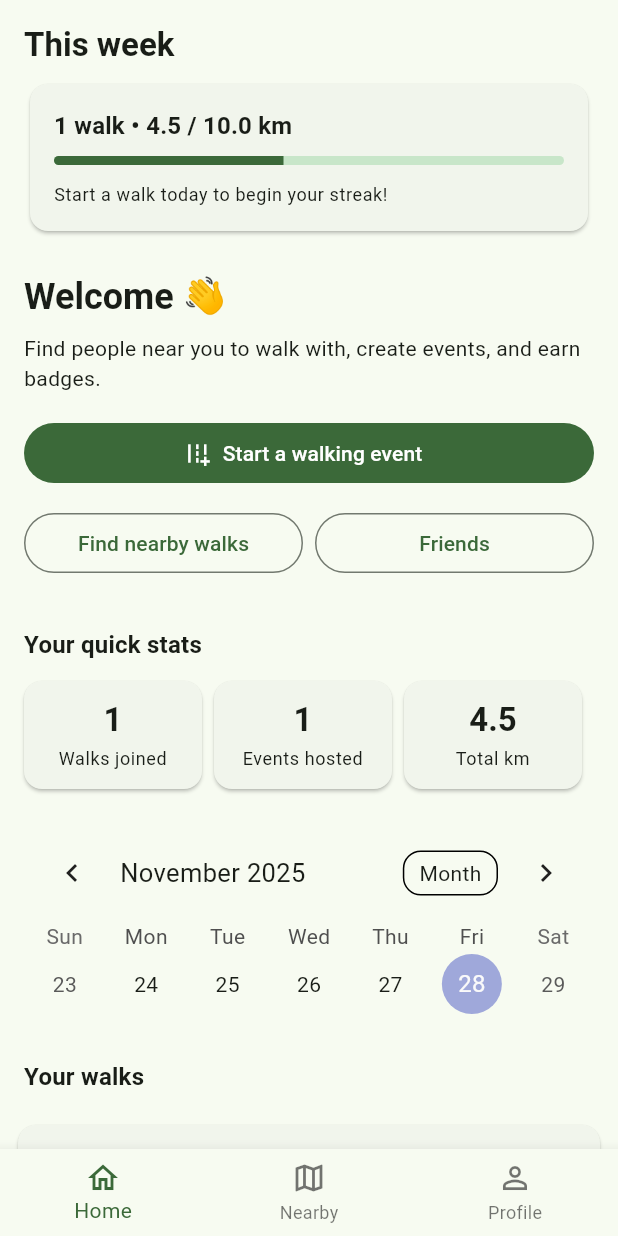
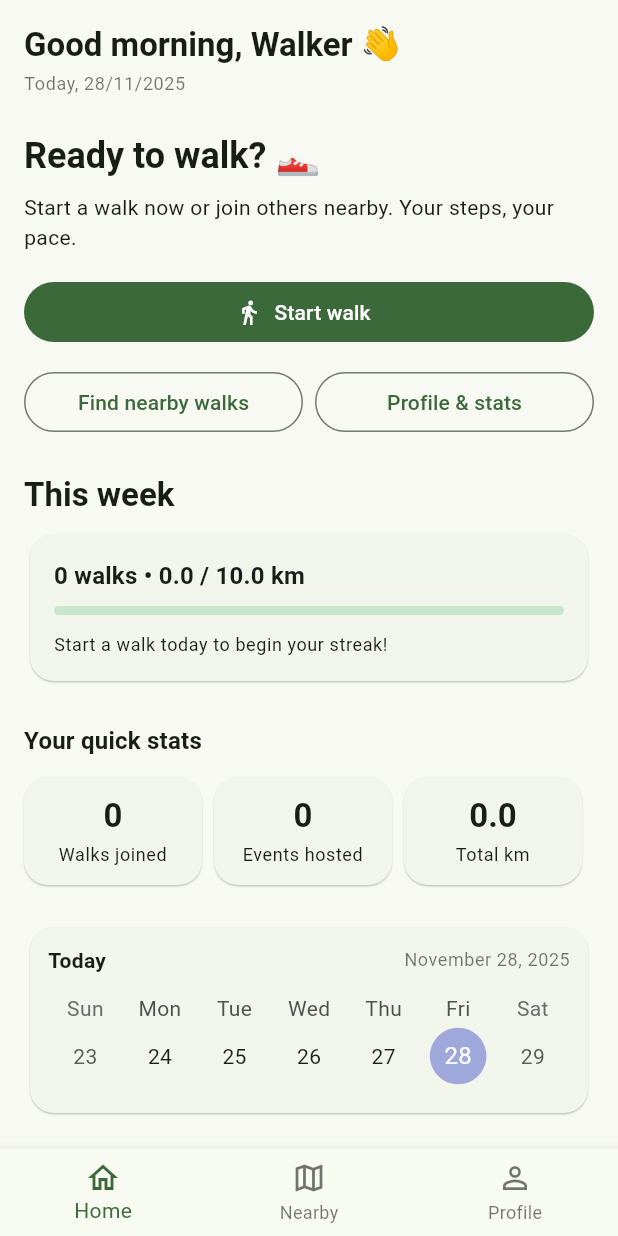
Before and after one commit to Ossi901990/Yalla-nemshi, a Flutter app: the screen it shows after launch, on a phone screen of 412 x 824 dp. Run offline on Flutter 3.47's test engine with Material 3 defaults, Android fonts, the phone set to English and light mode, and no system bars; drawn by our look-alikes of table_calendar; our stand-ins replace flutter_local_notifications, google_maps_flutter, image_picker, shared_preferences, timezone; accounts and stored records are empty.

Commit message:
redesign home screen UX

```diff
--- a/lib/screens/home_screen.dart
+++ b/lib/screens/home_screen.dart
@@ -21,30 +21,17 @@ class _HomeScreenState extends State<HomeScreen> {
   int _currentTab = 0;
 
   /// All events (hosted by user + nearby).
-  final List<WalkEvent> _events = [
-    // Example seed data (you can remove or change)
-    WalkEvent(
-      id: '1',
-      title: 'Sunset walk at Corniche',
-      dateTime: DateTime.now().add(const Duration(days: 2)),
-      distanceKm: 4.5,
-      gender: 'Mixed',
-      isOwner: true,
-      joined: true,
-      meetingPlaceName: 'Corniche, Doha',
-      description: 'Chill sunset walk along the sea.',
-    ),
-    WalkEvent(
-      id: '2',
-      title: 'Morning park loop',
-      dateTime: DateTime.now().add(const Duration(days: 1)),
-      distanceKm: 3.0,
-      gender: 'Women only',
-      isOwner: false,
-      joined: false,
-      meetingPlaceName: 'Al Bidda park',
-    ),
-  ];
+  final List<WalkEvent> _events = [];
+
+  // TODO: Replace with real user name from profile/auth.
+  String _userName = 'Walker';
+
+  String _greetingForTime() {
+    final hour = DateTime.now().hour;
+    if (hour < 12) return 'Good morning';
+    if (hour < 18) return 'Good afternoon';
+    return 'Good evening';
+  }
 
   // --- Derived views & helpers ---
 
@@ -54,8 +41,7 @@ class _HomeScreenState extends State<HomeScreen> {
   List<WalkEvent> get _nearbyWalks =>
       _events.where((e) => !e.isOwner && !e.cancelled).toList();
 
-  int get _walksJoined =>
-      _events.where((e) => e.joined && !e.cancelled).length;
+  int get _walksJoined => _events.where((e) => e.joined && !e.cancelled).length;
 
   int get _eventsHosted =>
       _events.where((e) => e.isOwner && !e.cancelled).length;
@@ -110,9 +96,7 @@ class _HomeScreenState extends State<HomeScreen> {
         if (!(e.joined || e.isOwner)) return false;
 
         final d = DateTime(e.dateTime.year, e.dateTime.month, e.dateTime.day);
-        return d.year == day.year &&
-            d.month == day.month &&
-            d.day == day.day;
+        return d.year == day.year && d.month == day.month && d.day == day.day;
       });
 
       if (hasWalkThatDay) {
@@ -136,10 +120,27 @@ class _HomeScreenState extends State<HomeScreen> {
       if (!(e.joined || e.isOwner)) return false;
 
       final ed = DateTime(e.dateTime.year, e.dateTime.month, e.dateTime.day);
-      return ed.year == d0.year &&
-          ed.month == d0.month &&
-          ed.day == d0.day;
+      return ed.year == d0.year && ed.month == d0.month && ed.day == d0.day;
     }).toList();
+  }
+
+  String _formatFullDate(DateTime date) {
+    const months = [
+      'January',
+      'February',
+      'March',
+      'April',
+      'May',
+      'June',
+      'July',
+      'August',
+      'September',
+      'October',
+      'November',
+      'December',
+    ];
+    final monthName = months[date.month - 1];
+    return '$monthName ${date.day}, ${date.year}';
   }
 
   // --- Actions ---
@@ -164,8 +165,7 @@ class _HomeScreenState extends State<HomeScreen> {
       final index = _events.indexWhere((e) => e.id == event.id);
       if (index == -1) return;
       final current = _events[index];
-      _events[index] =
-          current.copyWith(interested: !current.interested);
+      _events[index] = current.copyWith(interested: !current.interested);
     });
   }
 
@@ -242,6 +242,7 @@ class _HomeScreenState extends State<HomeScreen> {
     }
 
     return Scaffold(
+      backgroundColor: const Color(0xFFF7F9F2),
       body: body,
       bottomNavigationBar: BottomNavigationBar(
         currentIndex: _currentTab,
@@ -270,6 +271,7 @@ class _HomeScreenState extends State<HomeScreen> {
 
   Widget _buildHomeTab(BuildContext context) {
     final theme = Theme.of(context);
+    final today = DateTime.now();
 
     return SafeArea(
       child: CustomScrollView(
@@ -280,36 +282,42 @@ class _HomeScreenState extends State<HomeScreen> {
               child: Column(
                 crossAxisAlignment: CrossAxisAlignment.start,
                 children: [
+                  // Top welcome header
                   Text(
-                    'This week',
-                    style: theme.textTheme.titleLarge
-                        ?.copyWith(fontWeight: FontWeight.bold),
+                    '${_greetingForTime()}, $_userName 👋',
+                    style: theme.textTheme.titleLarge?.copyWith(
+                      fontWeight: FontWeight.bold,
                     ),
-                  const SizedBox(height: 8),
-                  _WeeklySummaryCard(
-                    walks: _weeklyWalkCount,
-                    kmSoFar: _weeklyKm,
-                    kmGoal: _weeklyGoalKm,
-                    streakDays: _streakDays,
+                  ),
+                  const SizedBox(height: 4),
+                  Text(
+                    'Today, ${today.day}/${today.month}/${today.year}',
+                    style: theme.textTheme.bodySmall?.copyWith(
+                      color: Colors.black54,
+                    ),
                   ),
                   const SizedBox(height: 24),
+
+                  // --- MAIN ACTION FIRST: Start walk ---
                   Text(
-                    'Welcome 👋',
-                    style: theme.textTheme.headlineSmall
-                        ?.copyWith(fontWeight: FontWeight.bold),
+                    'Ready to walk? 👟',
+                    style: theme.textTheme.headlineSmall?.copyWith(
+                      fontWeight: FontWeight.bold,
+                    ),
                   ),
                   const SizedBox(height: 8),
                   Text(
-                    'Find people near you to walk with, create events, and earn badges.',
+                    'Start a walk now or join others nearby. Your steps, your pace.',
                     style: theme.textTheme.bodyMedium,
                   ),
                   const SizedBox(height: 16),
                   SizedBox(
                     width: double.infinity,
                     child: FilledButton.icon(
-                      onPressed: _openCreateWalk,
-                      icon: const Icon(Icons.add_road),
-                      label: const Text('Start a walking event'),
+                      onPressed:
+                          _openCreateWalk, // TODO: later can be live-walk screen
+                      icon: const Icon(Icons.directions_walk_outlined),
+                      label: const Text('Start walk'),
                     ),
                   ),
                   const SizedBox(height: 12),
@@ -329,27 +337,41 @@ class _HomeScreenState extends State<HomeScreen> {
                           onPressed: () {
                             setState(() => _currentTab = 2);
                           },
-                          child: const Text('Friends'),
+                          child: const Text('Profile & stats'),
                         ),
                       ),
                     ],
                   ),
-                  const SizedBox(height: 16),
 
+                  const SizedBox(height: 24),
 
-                  const SizedBox(height: 16),
+                  // --- WEEKLY SUMMARY AFTER MAIN ACTION ---
+                  Text(
+                    'This week',
+                    style: theme.textTheme.titleLarge?.copyWith(
+                      fontWeight: FontWeight.bold,
+                    ),
+                  ),
+                  const SizedBox(height: 8),
+                  _WeeklySummaryCard(
+                    walks: _weeklyWalkCount,
+                    kmSoFar: _weeklyKm,
+                    kmGoal: _weeklyGoalKm,
+                    streakDays: _streakDays,
+                  ),
+                  const SizedBox(height: 24),
+
+                  // --- QUICK STATS ---
                   Text(
                     'Your quick stats',
-                    style: theme.textTheme.titleMedium
-                        ?.copyWith(fontWeight: FontWeight.bold),
+                    style: theme.textTheme.titleMedium?.copyWith(
+                      fontWeight: FontWeight.bold,
+                    ),
                   ),
                   const SizedBox(height: 12),
                   Row(
                     children: [
-                      _StatCard(
-                        label: 'Walks joined',
-                        value: '$_walksJoined',
-                      ),
+                      _StatCard(label: 'Walks joined', value: '$_walksJoined'),
                       _StatCard(
                         label: 'Events hosted',
                         value: '$_eventsHosted',
@@ -361,15 +383,43 @@ class _HomeScreenState extends State<HomeScreen> {
                     ],
                   ),
                   const SizedBox(height: 24),
+
+                  // --- DATE CARD + CALENDAR ---
+                  Card(
+                    shape: RoundedRectangleBorder(
+                      borderRadius: BorderRadius.circular(16),
+                    ),
+                    elevation: 0.5,
+                    child: Padding(
+                      padding: const EdgeInsets.all(12),
+                      child: Column(
+                        crossAxisAlignment: CrossAxisAlignment.start,
+                        children: [
+                          Row(
+                            mainAxisAlignment: MainAxisAlignment.spaceBetween,
+                            children: [
+                              Text(
+                                'Today',
+                                style: theme.textTheme.bodyMedium?.copyWith(
+                                  fontWeight: FontWeight.bold,
+                                ),
+                              ),
+                              Text(
+                                _formatFullDate(today),
+                                style: theme.textTheme.bodySmall?.copyWith(
+                                  color: Colors.black54,
+                                ),
+                              ),
+                            ],
+                          ),
+                          const SizedBox(height: 12),
                           TableCalendar(
                             firstDay: DateTime.utc(2020, 1, 1),
                             lastDay: DateTime.utc(2030, 12, 31),
-                    focusedDay: DateTime.now(),
+                            focusedDay: today,
                             calendarFormat: CalendarFormat.week,
-
-                    // ✅ Only show dots for joined/hosted walks (not every event in the world)
+                            headerVisible: false,
                             eventLoader: (day) => _eventsForDay(day),
-
                             onDaySelected: (selectedDay, focusedDay) {
                               final events = _eventsForDay(selectedDay);
                               if (events.isNotEmpty) {
@@ -377,11 +427,18 @@ class _HomeScreenState extends State<HomeScreen> {
                               }
                             },
                           ),
+                        ],
+                      ),
+                    ),
+                  ),
                   const SizedBox(height: 24),
+
+                  // --- LIST OF HOSTED WALKS ---
                   Text(
                     'Your walks',
-                    style: theme.textTheme.titleMedium
-                        ?.copyWith(fontWeight: FontWeight.bold),
+                    style: theme.textTheme.titleMedium?.copyWith(
+                      fontWeight: FontWeight.bold,
+                    ),
                   ),
                   const SizedBox(height: 8),
                 ],
@@ -393,7 +450,7 @@ class _HomeScreenState extends State<HomeScreen> {
               child: Padding(
                 padding: EdgeInsets.all(16),
                 child: Text(
-                  'No walks yet.\nGo to the Create tab and add your first walk!',
+                  'No walks yet.\nTap "Start walk" above to create your first one.',
                   style: TextStyle(fontSize: 16),
                 ),
               ),
@@ -403,10 +460,7 @@ class _HomeScreenState extends State<HomeScreen> {
               itemCount: _myHostedWalks.length,
               itemBuilder: (context, index) {
                 final e = _myHostedWalks[index];
-                return _WalkCard(
-                  event: e,
-                  onTap: () => _navigateToDetails(e),
-                );
+                return _WalkCard(event: e, onTap: () => _navigateToDetails(e));
               },
             ),
         ],
@@ -434,6 +488,8 @@ class _WeeklySummaryCard extends StatelessWidget {
     final progress = (kmGoal == 0) ? 0.0 : (kmSoFar / kmGoal).clamp(0.0, 1.0);
 
     return Card(
+      shape: RoundedRectangleBorder(borderRadius: BorderRadius.circular(16)),
+      elevation: 0.5,
       child: Padding(
         padding: const EdgeInsets.all(16),
         child: Column(
@@ -442,8 +498,9 @@ class _WeeklySummaryCard extends StatelessWidget {
             Text(
               '$walks walk${walks == 1 ? '' : 's'} • '
               '${kmSoFar.toStringAsFixed(1)} / ${kmGoal.toStringAsFixed(1)} km',
-              style: theme.textTheme.titleMedium
-                  ?.copyWith(fontWeight: FontWeight.bold),
+              style: theme.textTheme.titleMedium?.copyWith(
+                fontWeight: FontWeight.bold,
+              ),
             ),
             const SizedBox(height: 8),
             ClipRRect(
@@ -472,10 +529,7 @@ class _StatCard extends StatelessWidget {
   final String label;
   final String value;
 
-  const _StatCard({
-    required this.label,
-    required this.value,
-  });
+  const _StatCard({required this.label, required this.value});
 
   @override
   Widget build(BuildContext context) {
@@ -483,14 +537,17 @@ class _StatCard extends StatelessWidget {
     return Expanded(
       child: Card(
         margin: const EdgeInsets.only(right: 8),
+        shape: RoundedRectangleBorder(borderRadius: BorderRadius.circular(16)),
+        elevation: 0.5,
         child: Padding(
           padding: const EdgeInsets.symmetric(vertical: 12, horizontal: 8),
           child: Column(
             children: [
               Text(
                 value,
-                style: theme.textTheme.titleLarge
-                    ?.copyWith(fontWeight: FontWeight.bold),
+                style: theme.textTheme.titleLarge?.copyWith(
+                  fontWeight: FontWeight.bold,
+                ),
               ),
               const SizedBox(height: 4),
               Text(
@@ -510,10 +567,7 @@ class _WalkCard extends StatelessWidget {
   final WalkEvent event;
   final VoidCallback onTap;
 
-  const _WalkCard({
-    required this.event,
-    required this.onTap,
-  });
+  const _WalkCard({required this.event, required this.onTap});
 
   String _formatDateTime(DateTime dt) {
     final dd = dt.day.toString().padLeft(2, '0');
@@ -529,16 +583,17 @@ class _WalkCard extends StatelessWidget {
     final theme = Theme.of(context);
     return Card(
       margin: const EdgeInsets.symmetric(horizontal: 12, vertical: 4),
+      shape: RoundedRectangleBorder(borderRadius: BorderRadius.circular(16)),
+      elevation: 0.5,
       child: ListTile(
         onTap: onTap,
         title: Text(
           event.title,
-          style: theme.textTheme.titleMedium
-              ?.copyWith(fontWeight: FontWeight.w600),
+          style: theme.textTheme.titleMedium?.copyWith(
+            fontWeight: FontWeight.w600,
           ),
-        subtitle: Text(
-          _formatDateTime(event.dateTime),
         ),
+        subtitle: Text(_formatDateTime(event.dateTime)),
         trailing: const Icon(Icons.chevron_right),
       ),
     );
```
Also changed, not shown: 1 other file. Lines whose indentation alone changed are shown as unchanged.
